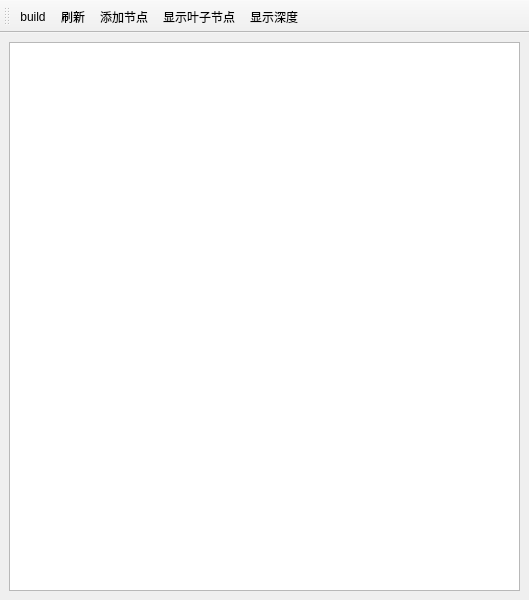
First picture: the form in MainWin/BinaryTreeWin.ui, repository upkeke/Tree_Show, before the edit.
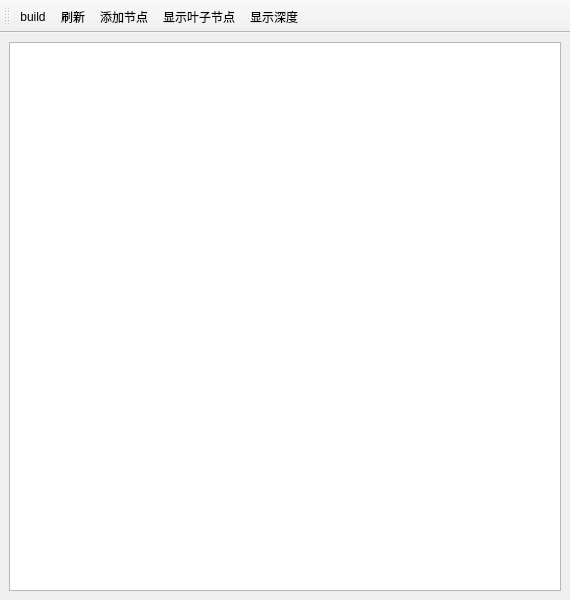
Second picture: the form after the edit. Icons and pictures are not drawn.

Patch:
```diff
--- a/MainWin/BinaryTreeWin.ui
+++ b/MainWin/BinaryTreeWin.ui
@@ -6,7 +6,7 @@
    <rect>
     <x>0</x>
     <y>0</y>
-    <width>529</width>
+    <width>570</width>
     <height>600</height>
    </rect>
   </property>
```
Left out of the diff: 12 changed lines with no effect on the pictures.
